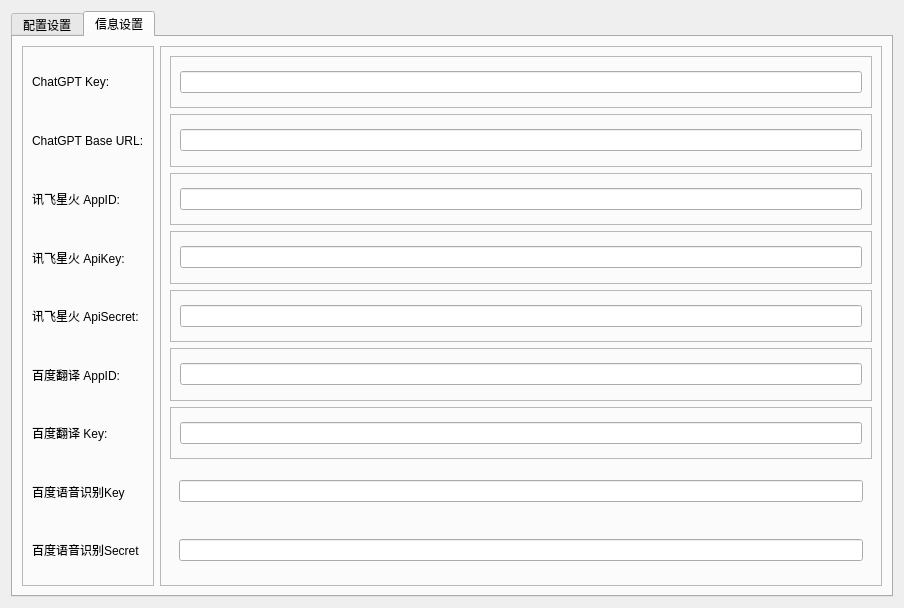
First picture: the form in LogGpt/setdialogwidget.ui, repository log159/LogChat, before the edit.
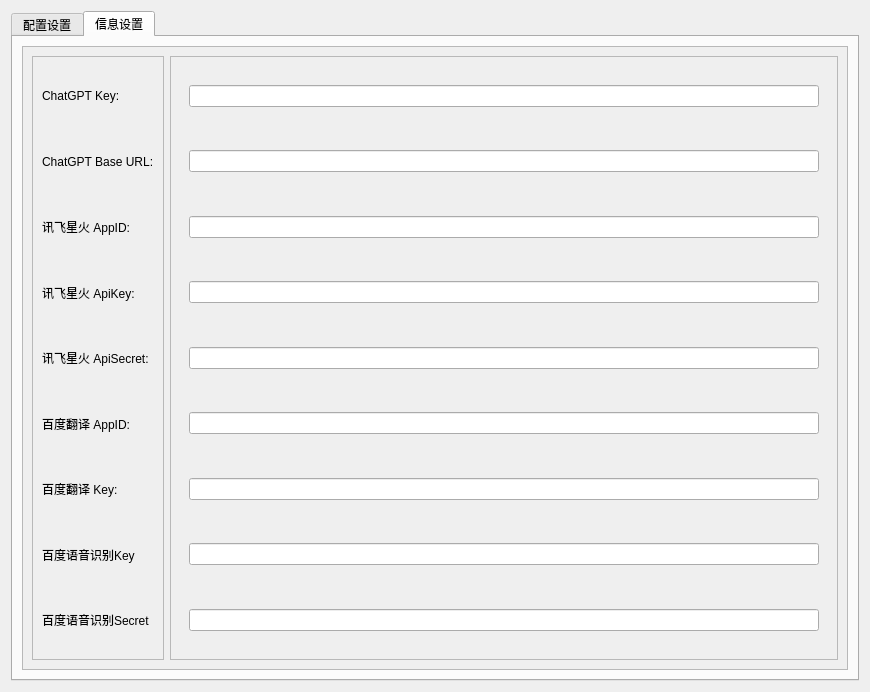
Second picture: the form after the edit.

Diff of the .ui file:
```diff
--- a/LogGpt/setdialogwidget.ui
+++ b/LogGpt/setdialogwidget.ui
@@ -6,16 +6,28 @@
    <rect>
     <x>0</x>
     <y>0</y>
-    <width>904</width>
-    <height>608</height>
+    <width>870</width>
+    <height>692</height>
    </rect>
   </property>
+  <property name="minimumSize">
+   <size>
+    <width>720</width>
+    <height>0</height>
+   </size>
+  </property>
   <property name="windowTitle">
    <string>Form</string>
   </property>
-  <layout class="QVBoxLayout" name="verticalLayout">
-   <item>
+  <layout class="QGridLayout" name="gridLayout_7">
+   <item row="0" column="0">
     <widget class="QTabWidget" name="tabWidget">
+     <property name="minimumSize">
+      <size>
+       <width>0</width>
+       <height>0</height>
+      </size>
+     </property>
      <property name="currentIndex">
       <number>1</number>
      </property>
@@ -348,8 +360,23 @@
       <attribute name="title">
        <string>信息设置</string>
       </attribute>
-      <layout class="QHBoxLayout" name="horizontalLayout_14">
-       <item>
+      <layout class="QGridLayout" name="gridLayout_6">
+       <item row="0" column="0">
+        <widget class="QScrollArea" name="scrollArea_information">
+         <property name="widgetResizable">
+          <bool>true</bool>
+         </property>
+         <widget class="QWidget" name="scrollAreaWidgetContents_information">
+          <property name="geometry">
+           <rect>
+            <x>0</x>
+            <y>0</y>
+            <width>820</width>
+            <height>614</height>
+           </rect>
+          </property>
+          <layout class="QGridLayout" name="gridLayout_5">
+           <item row="0" column="0">
         <widget class="QFrame" name="frame_label_information">
          <property name="frameShape">
           <enum>QFrame::StyledPanel</enum>
@@ -424,7 +451,7 @@
          </layout>
         </widget>
        </item>
-       <item>
+           <item row="0" column="1">
         <widget class="QFrame" name="frame_set_information">
          <property name="frameShape">
           <enum>QFrame::StyledPanel</enum>
@@ -436,7 +463,7 @@
           <item row="1" column="0">
            <widget class="QFrame" name="frame_gpt_url">
             <property name="frameShape">
-             <enum>QFrame::StyledPanel</enum>
+                 <enum>QFrame::NoFrame</enum>
             </property>
             <property name="frameShadow">
              <enum>QFrame::Raised</enum>
@@ -451,7 +478,7 @@
           <item row="0" column="0">
            <widget class="QFrame" name="frame_gpt_key">
             <property name="frameShape">
-             <enum>QFrame::StyledPanel</enum>
+                 <enum>QFrame::NoFrame</enum>
             </property>
             <property name="frameShadow">
              <enum>QFrame::Raised</enum>
@@ -466,7 +493,7 @@
           <item row="3" column="0">
            <widget class="QFrame" name="frame_xfxh_apikey">
             <property name="frameShape">
-             <enum>QFrame::StyledPanel</enum>
+                 <enum>QFrame::NoFrame</enum>
             </property>
             <property name="frameShadow">
              <enum>QFrame::Raised</enum>
@@ -481,7 +508,7 @@
           <item row="6" column="0">
            <widget class="QFrame" name="frame_baidu_key">
             <property name="frameShape">
-             <enum>QFrame::StyledPanel</enum>
+                 <enum>QFrame::NoFrame</enum>
             </property>
             <property name="frameShadow">
              <enum>QFrame::Raised</enum>
@@ -496,7 +523,7 @@
           <item row="2" column="0">
            <widget class="QFrame" name="frame_xfxh_appid">
             <property name="frameShape">
-             <enum>QFrame::StyledPanel</enum>
+                 <enum>QFrame::NoFrame</enum>
             </property>
             <property name="frameShadow">
              <enum>QFrame::Raised</enum>
@@ -511,7 +538,7 @@
           <item row="4" column="0">
            <widget class="QFrame" name="frame_xfxh_apisecret">
             <property name="frameShape">
-             <enum>QFrame::StyledPanel</enum>
+                 <enum>QFrame::NoFrame</enum>
             </property>
             <property name="frameShadow">
              <enum>QFrame::Raised</enum>
@@ -526,7 +553,7 @@
           <item row="5" column="0">
            <widget class="QFrame" name="frame_baidu_appid">
             <property name="frameShape">
-             <enum>QFrame::StyledPanel</enum>
+                 <enum>QFrame::NoFrame</enum>
             </property>
             <property name="frameShadow">
              <enum>QFrame::Raised</enum>
@@ -557,6 +584,10 @@
            </widget>
           </item>
          </layout>
+            </widget>
+           </item>
+          </layout>
+         </widget>
         </widget>
        </item>
       </layout>
```
Left out of the diff: 29 changed lines with no effect on the pictures. Lines whose indentation alone changed are shown as unchanged.
